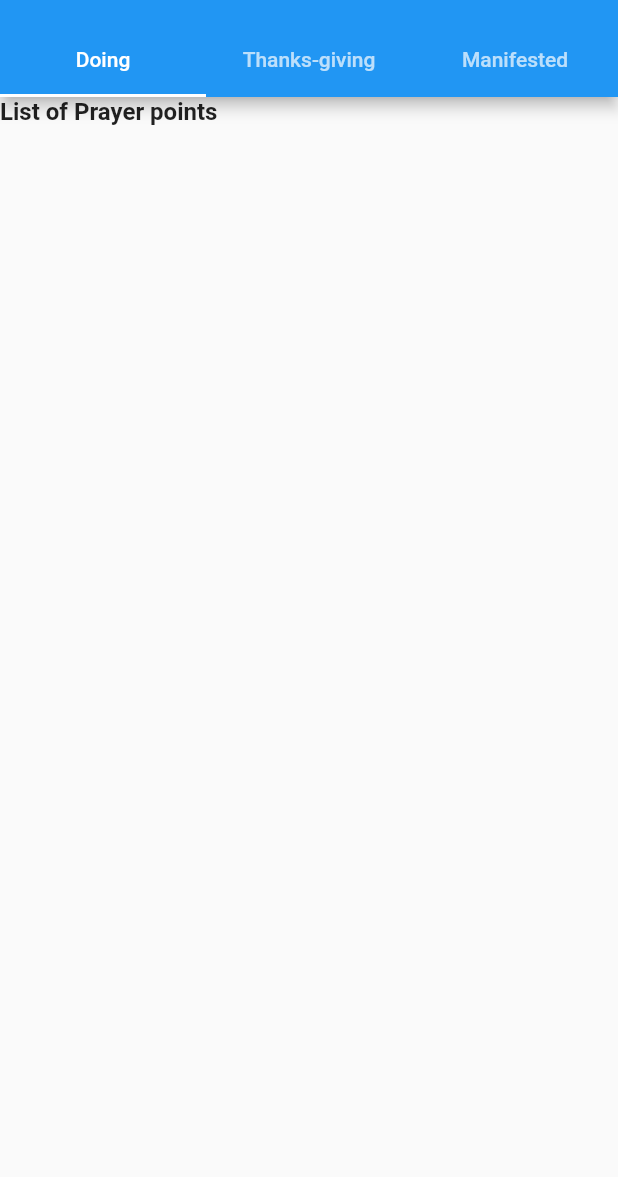
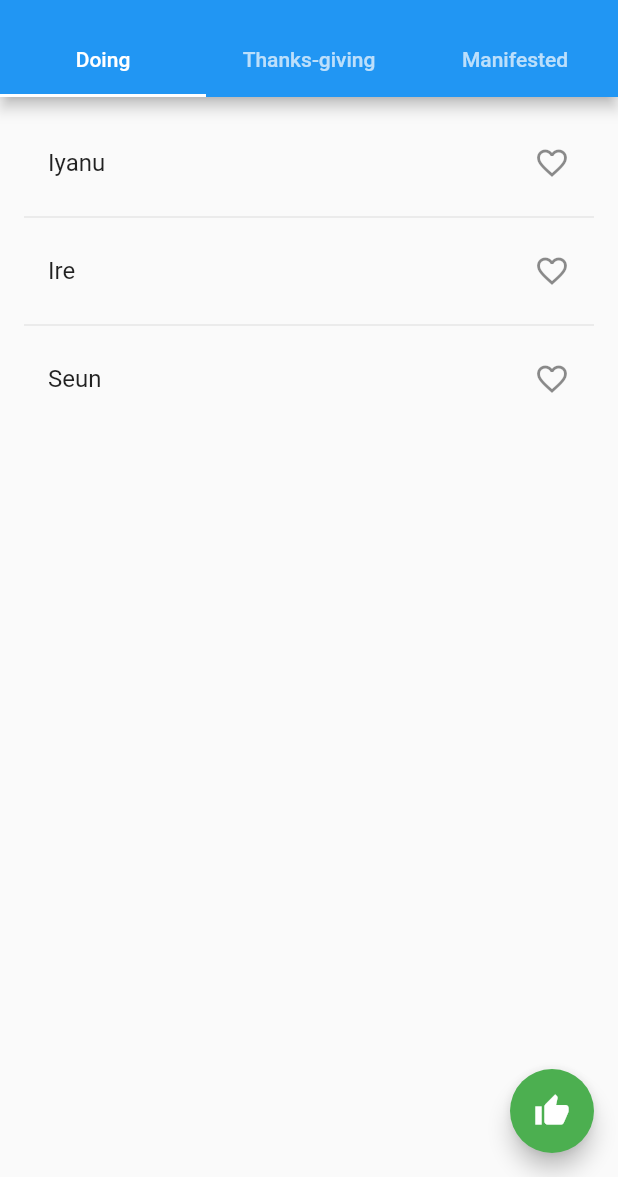
Before and after one commit to iyanuashiri/prayer-manager, a Flutter app: the screen it shows after launch, on a phone screen of 412 x 824 dp, the part 59-1236 px from its top. Run offline on Flutter 3.47's test engine with Material 2 defaults, Android fonts, the phone set to English and light mode, and no system bars.

Commit message:
Add Respective ListViews to TabViews

```diff
--- a/lib/main.dart
+++ b/lib/main.dart
@@ -12,9 +12,18 @@ class MyApp extends StatelessWidget {
   }
 }
 
+class Prayers extends StatefulWidget {
+  @override
+  PrayersState createState() => PrayersState();
+}
+
 class PrayersState extends State<Prayers> {
 
   final _style = TextStyle(fontSize: 16, fontWeight: FontWeight.bold);
+
+  final List<String> _currentPrayers = <String>['Iyanu', 'Ire', 'Seun'];
+  final List<String> _thanksgivingPrayers = <String>[];
+  final List<String> _manifestedPrayers = <String>[];
 
   @override
   Widget build(BuildContext context) {
@@ -34,19 +43,92 @@ class PrayersState extends State<Prayers> {
         ),
         body: TabBarView(
           children: [
-            Text('List of Prayer points', style: _style),
-            Text('List of Prayers that have moved to Thanks-giving', style: _style),
-            Text('List of Prayers that have manifested', style: _style)
+            _buildCurrent(),
+            _buildThanksGiving(),
+            _buildManifested()
           ],
+        ),
+        floatingActionButton: FloatingActionButton(
+          onPressed: () {
+
+          },
+          child: Icon(Icons.thumb_up),
+          backgroundColor: Colors.green,
         ),
 
       ),
     );
+  }
+
+  Widget _buildCurrent() {
+    final bool _current = _currentPrayers.contains('value');
+    return ListView.separated(
+      padding: const EdgeInsets.all(16.0),
+      itemCount: _currentPrayers.length,
+      itemBuilder: (BuildContext context, int index) {
+        return ListTile(
+          title: Text(_currentPrayers[index]),
+          trailing: Icon(
+            _current ? Icons.favorite : Icons.favorite_border,
+            color: _current ? Colors.red: null,
+          ),
+          onTap: () {
+            setState(() {
+              _thanksgivingPrayers.add(_currentPrayers[index]);
+              _currentPrayers.remove(_currentPrayers[index]);
+            });
+          },
+        );
+      },
+      separatorBuilder: (BuildContext context, int index) => const Divider(),
+    );
 
   }
+
+  Widget _buildThanksGiving () {
+    final bool _thanksgiving = _thanksgivingPrayers.contains('value');
+    return ListView.separated(
+      padding: const EdgeInsets.all(16.0),
+      itemCount: _thanksgivingPrayers.length,
+      itemBuilder: (BuildContext context, int index) {
+        return ListTile(
+          title: Text(_thanksgivingPrayers[index]),
+          trailing: Icon(
+            _thanksgiving ? Icons.favorite: Icons.favorite_border,
+            color: _thanksgiving ? Colors.green: null,
+          ),
+          onTap: () {
+            setState(() {
+              _manifestedPrayers.add(_thanksgivingPrayers[index]);
+              _thanksgivingPrayers.remove(_thanksgivingPrayers[index]);
+            });
+          },
+        );
+      },
+      separatorBuilder: (BuildContext context, int index) => const Divider(),
+    );
+  }
+
+  Widget _buildManifested () {
+    final bool _manifested = _manifestedPrayers.contains('value');
+    return ListView.separated(
+      padding: const EdgeInsets.all(16.0),
+      itemCount: _manifestedPrayers.length,
+      itemBuilder: (BuildContext context, int index) {
+        return ListTile(
+          title: Text(_manifestedPrayers[index]),
+          trailing: Icon(
+            _manifested ? Icons.favorite: Icons.favorite_border,
+            color: _manifested ? Colors.green: null,
+          ),
+          // onTap: () {
+          //   setState(() {
+          //     _manifestedPrayers.add()
+          //   });
+          // },
+        );
+      },
+      separatorBuilder: (BuildContext context, int index) => const Divider(),
+    );
+  }
 }
-
-class Prayers extends StatefulWidget {
-  @override
-  PrayersState createState() => PrayersState();
-}
```
